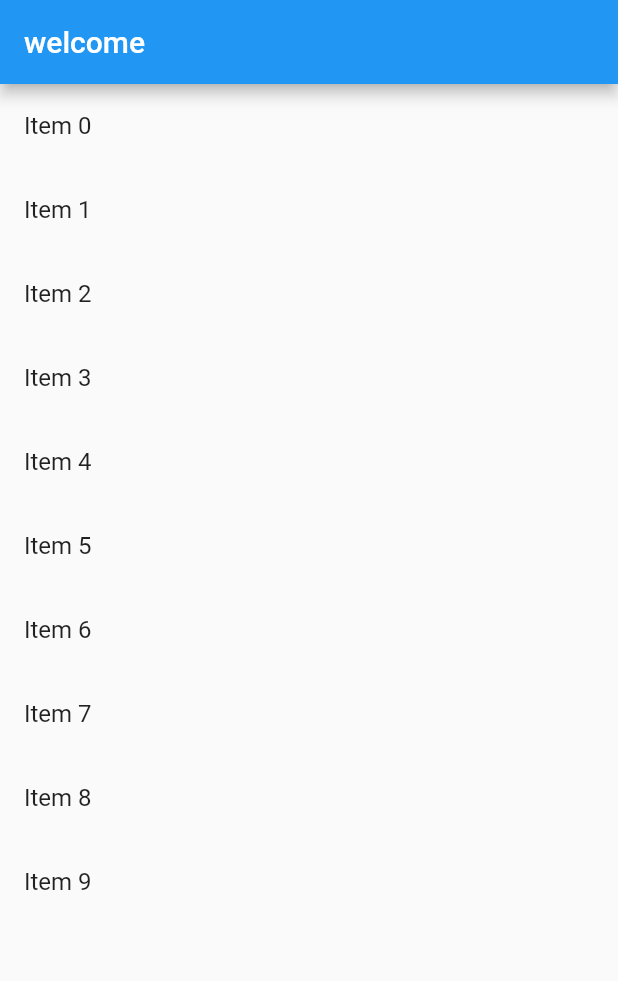
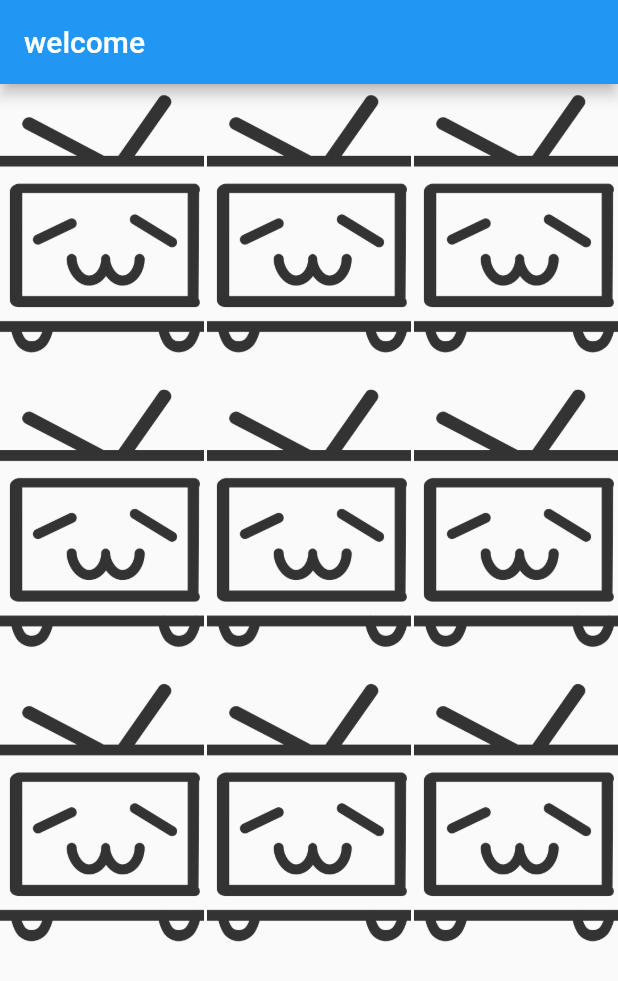
Before and after one commit to lb66/flutter-demo-2, a Flutter app: the screen it shows after launch, on a phone screen of 412 x 824 dp. Shown: the top 981 px of the screen. Run offline on Flutter 3.47's test engine with Material 2 defaults, Android fonts, the phone set to English and light mode, and no system bars.

Commit message:
GridView网格组件

```diff
--- a/lib/main.dart
+++ b/lib/main.dart
@@ -1,25 +1,46 @@
 import 'package:flutter/material.dart';
 
+// void main() {
+//   runApp(MyApp(xxx: new List<String>.generate(10, (i) => "Item $i")));
+// }
 void main() {
-  runApp(MyApp(xxx: new List<String>.generate(10, (i) => "Item $i")));
+  runApp(MyApp());
 }
-
 class MyApp extends StatelessWidget {
-  final List<String> xxx;
-  MyApp({Key key, @required this.xxx}) : super(key: key);
+  // final List<String> xxx;
+  // MyApp({Key key, @required this.xxx}) : super(key: key);
   @override
   Widget build(BuildContext context) {
     return MaterialApp(
         title: 'welcome',
         home: Scaffold(
             appBar: AppBar(title: new Text('welcome')),
-            body: new ListView.builder(
-                itemCount: xxx.length,
-                itemBuilder: (context, index) {
-                  return new ListTile(
-                    title: new Text('${xxx[index]}'),
-                  );
-                })
+            body:GridView(
+            gridDelegate: SliverGridDelegateWithFixedCrossAxisCount(
+            crossAxisCount: 3,
+              mainAxisSpacing: 2.0,
+              crossAxisSpacing: 2.0,
+              childAspectRatio: 0.7
+            ),
+            children: <Widget>[
+             new Image.asset('images/b.png',fit: BoxFit.cover),
+             new Image.asset('images/b.png',fit: BoxFit.cover),
+             new Image.asset('images/b.png',fit: BoxFit.cover),
+             new Image.asset('images/b.png',fit: BoxFit.cover),
+             new Image.asset('images/b.png',fit: BoxFit.cover),
+             new Image.asset('images/b.png',fit: BoxFit.cover),
+             new Image.asset('images/b.png',fit: BoxFit.cover),
+             new Image.asset('images/b.png',fit: BoxFit.cover),
+             new Image.asset('images/b.png',fit: BoxFit.cover),
+            ],
+          )
+            // body: new ListView.builder(
+            //     itemCount: xxx.length,
+            //     itemBuilder: (context, index) {
+            //       return new ListTile(
+            //         title: new Text('${xxx[index]}'),
+            //       );
+            //     })
 
             // body:Center(
             // child:Container(
--- a/pubspec.yaml
+++ b/pubspec.yaml
@@ -45,9 +45,8 @@ flutter:
   uses-material-design: true
 
   # To add assets to your application, add an assets section, like this:
-  # assets:
-  #   - images/a_dot_burr.jpeg
-  #   - images/a_dot_ham.jpeg
+  assets:
+    - images/b.png
 
   # An image asset can refer to one or more resolution-specific "variants", see
   # https://flutter.dev/assets-and-images/#resolution-aware.
```
Also changed, not shown: images/b.png (added).
